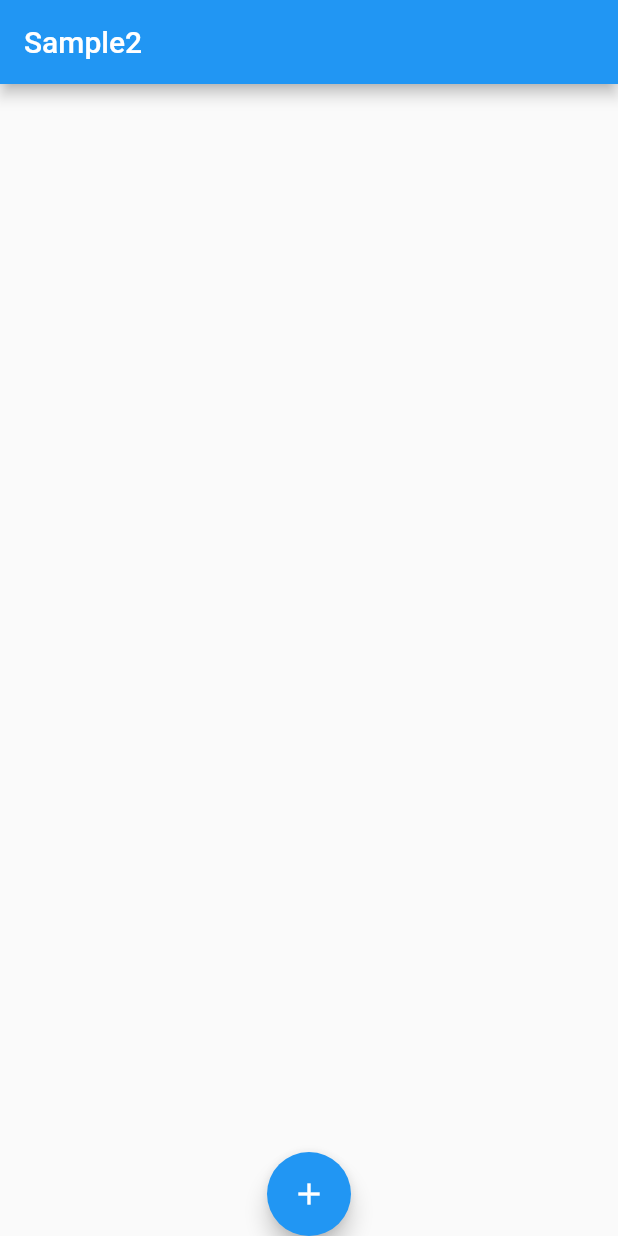
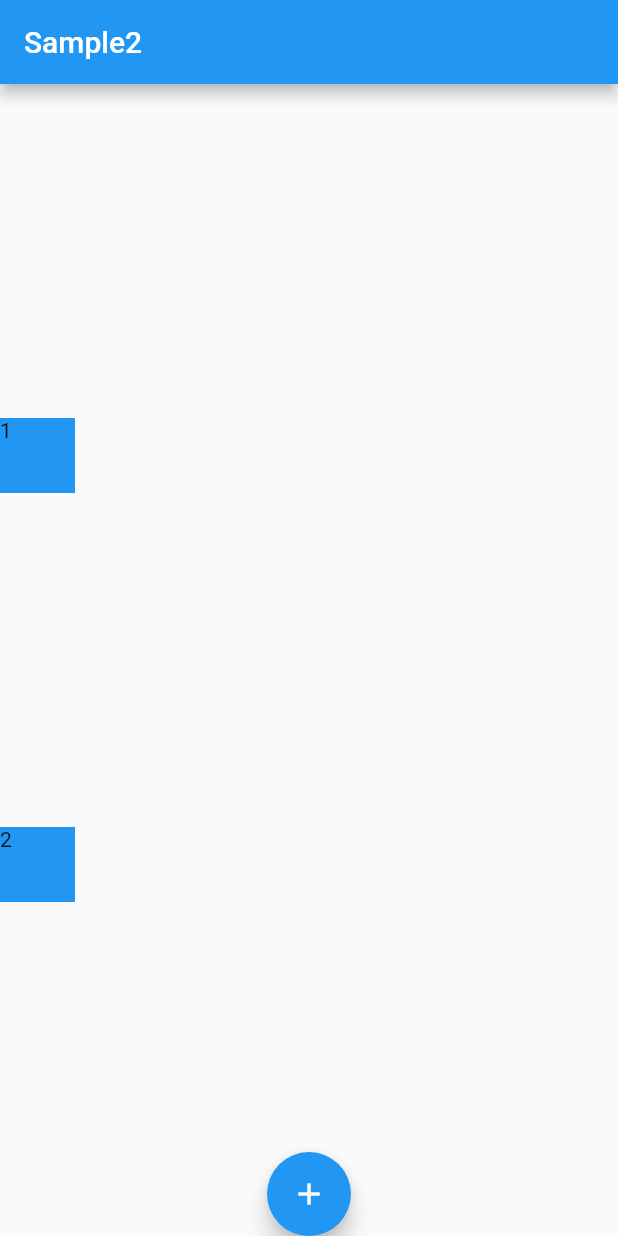
Before and after one commit to ise-208/sample-inspection, a Flutter app: the SamplePage2 screen opened directly, on a phone screen of 412 x 824 dp. Run offline on Flutter 3.47's test engine with Material 2 defaults, Android fonts, the phone set to English and light mode, and no system bars.

Commit message:
safeareaとcolumnの実装

```diff
--- a/lib/presentation/sample_page2.dart
+++ b/lib/presentation/sample_page2.dart
@@ -3,13 +3,34 @@ import 'package:flutter/material.dart';
 class SamplePage2 extends StatelessWidget {
   @override
   Widget build(BuildContext context) {
-    return Scaffold(
+    return SafeArea(
+        child: Scaffold(
       appBar: AppBar(title: Text('Sample2')),
+      body: Container(
+        child: Column(
+          mainAxisAlignment: MainAxisAlignment.spaceEvenly,
+          crossAxisAlignment: CrossAxisAlignment.center,
+          children: <Widget>[
+            Container(
+              height: 50,
+              width: 50,
+              color: Colors.blue,
+              child: Text("1"),
+            ),
+            Container(
+              height: 50,
+              width: 50,
+              color: Colors.blue,
+              child: Text("2"),
+            ),
+          ],
+        ),
+      ),
       floatingActionButton: FloatingActionButton(
         onPressed: () => print("object"),
         child: Icon(Icons.add),
       ),
       floatingActionButtonLocation: FloatingActionButtonLocation.centerDocked,
-    );
+    ));
   }
 }
```
